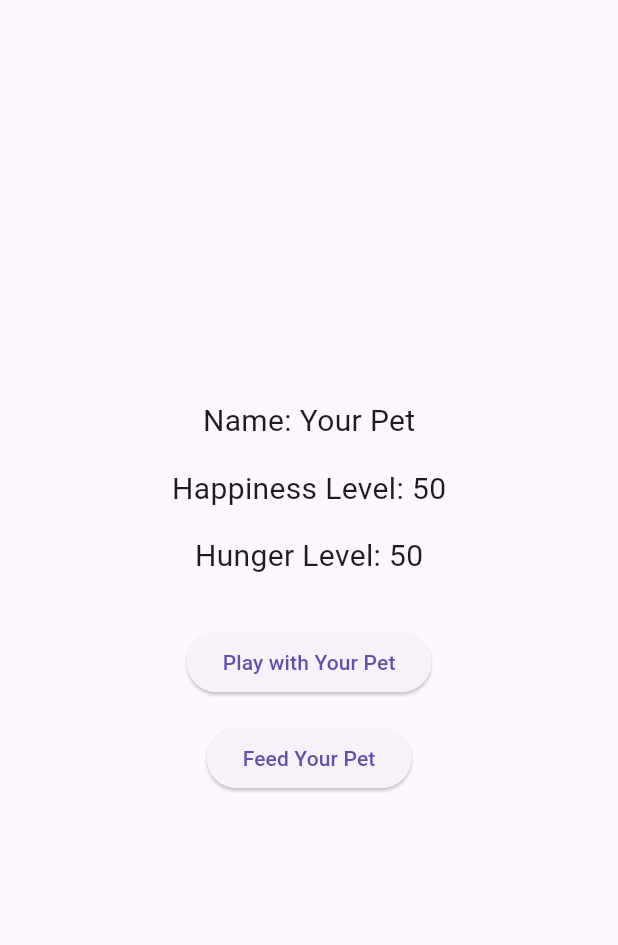
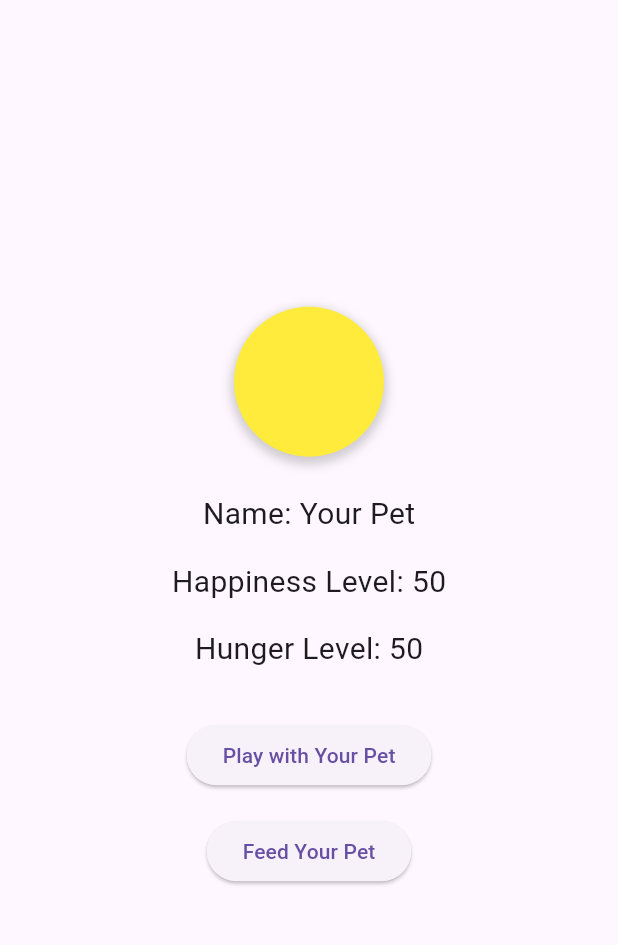
Before and after one commit to fizzahfaizi21/DigitalPetApp, a Flutter app: the screen it shows after launch, on a phone screen of 412 x 824 dp, the part 63-1008 px from its top. Run offline on Flutter 3.47's test engine with Material 3 defaults, Android fonts, the light colour scheme and no system bars.

Commit message:
Added Dynamic Color change

```diff
--- a/lib/main.dart
+++ b/lib/main.dart
@@ -15,7 +15,19 @@ class _DigitalPetAppState extends State<DigitalPetApp> {
   String petName = "Your Pet";
   int happinessLevel = 50;
   int hungerLevel = 50;
-// Function to increase happiness and update hunger when playing with the pet
+
+  // Get pet color based on happiness level
+  Color getPetColor() {
+    if (happinessLevel > 70) {
+      return Colors.green; // Happy
+    } else if (happinessLevel >= 30) {
+      return Colors.yellow; // Neutral
+    } else {
+      return Colors.red; // Unhappy
+    }
+  }
+
+  // Function to increase happiness and update hunger when playing with the pet
   void _playWithPet() {
     setState(() {
       happinessLevel = (happinessLevel + 10).clamp(0, 100);
@@ -23,7 +35,7 @@ class _DigitalPetAppState extends State<DigitalPetApp> {
     });
   }
 
-// Function to decrease hunger and update happiness when feeding the pet
+  // Function to decrease hunger and update happiness when feeding the pet
   void _feedPet() {
     setState(() {
       hungerLevel = (hungerLevel - 10).clamp(0, 100);
@@ -31,7 +43,7 @@ class _DigitalPetAppState extends State<DigitalPetApp> {
     });
   }
 
-// Update happiness based on hunger level
+  // Update happiness based on hunger level
   void _updateHappiness() {
     if (hungerLevel < 30) {
       happinessLevel = (happinessLevel - 20).clamp(0, 100);
@@ -40,7 +52,7 @@ class _DigitalPetAppState extends State<DigitalPetApp> {
     }
   }
 
-// Increase hunger level slightly when playing with the pet
+  // Increase hunger level slightly when playing with the pet
   void _updateHunger() {
     hungerLevel = (hungerLevel + 5).clamp(0, 100);
     if (hungerLevel > 100) {
@@ -59,6 +71,24 @@ class _DigitalPetAppState extends State<DigitalPetApp> {
         child: Column(
           mainAxisAlignment: MainAxisAlignment.center,
           children: <Widget>[
+            // Pet visualization
+            Container(
+              width: 100,
+              height: 100,
+              decoration: BoxDecoration(
+                color: getPetColor(),
+                shape: BoxShape.circle,
+                boxShadow: [
+                  BoxShadow(
+                    color: Colors.grey.withOpacity(0.5),
+                    spreadRadius: 2,
+                    blurRadius: 5,
+                    offset: Offset(0, 3),
+                  ),
+                ],
+              ),
+            ),
+            SizedBox(height: 24.0),
             Text(
               'Name: $petName',
               style: TextStyle(fontSize: 20.0),
```
